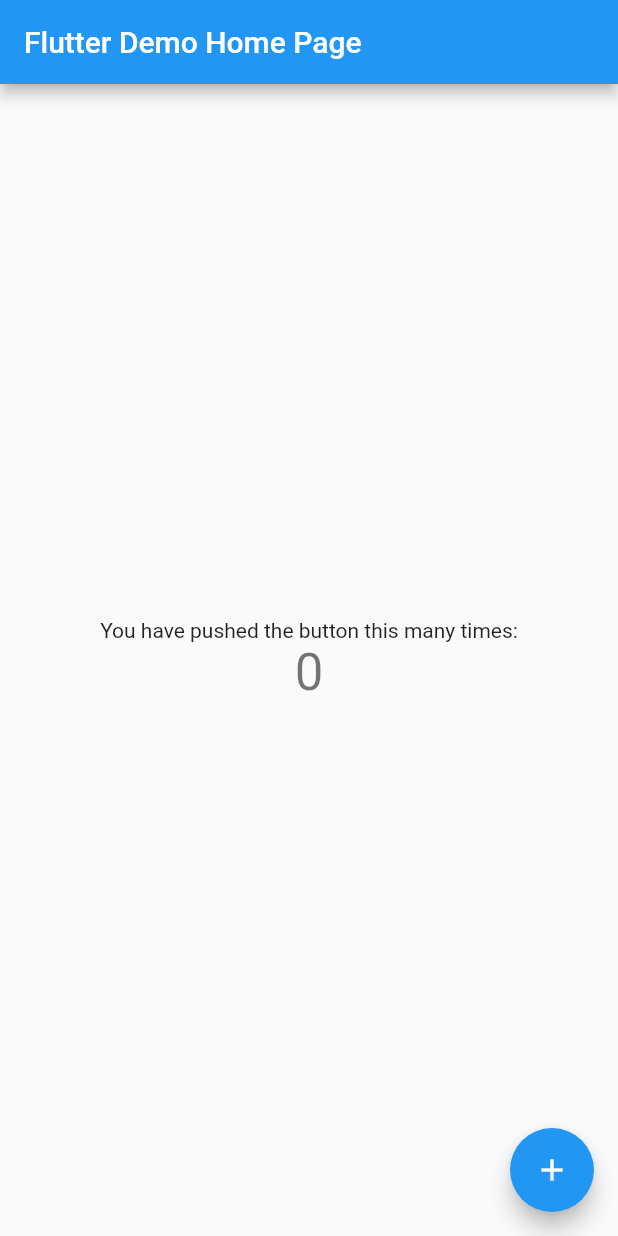
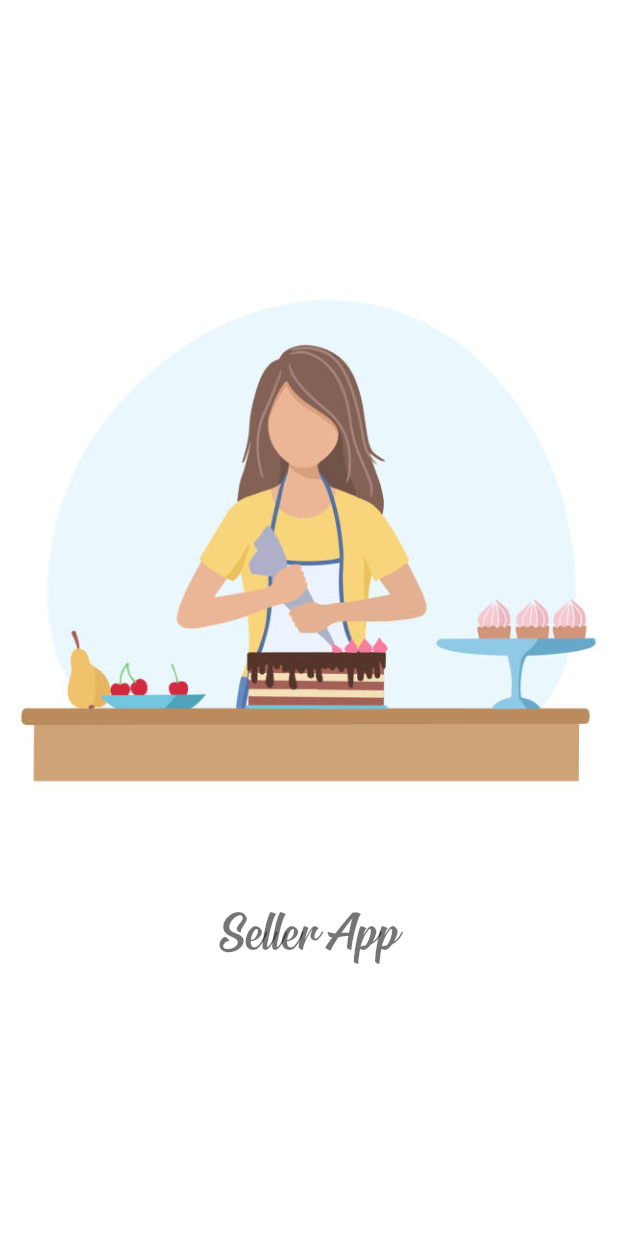
Before and after one commit to RazuPk/myfoodapp, a Flutter app: the screen it shows after launch, on a phone screen of 412 x 824 dp. Run offline on Flutter 3.47's test engine with Material 2 defaults, Android fonts, the phone set to English and light mode, and no system bars; our stand-ins replace geocoding, geolocator, image_picker.

```diff
--- a/lib/main.dart
+++ b/lib/main.dart
@@ -1,6 +1,9 @@
 import 'package:flutter/material.dart';
 
-void main() {
+import 'screens/splash_screen.dart';
+
+Future<void> main() async {
+  WidgetsFlutterBinding.ensureInitialized();
   runApp(const MyApp());
 }
 
@@ -11,105 +14,11 @@ class MyApp extends StatelessWidget {
   @override
   Widget build(BuildContext context) {
     return MaterialApp(
-      title: 'Flutter Demo',
+      title: 'Seller Apps',
       theme: ThemeData(
-        // This is the theme of your application.
-        //
-        // Try running your application with "flutter run". You'll see the
-        // application has a blue toolbar. Then, without quitting the app, try
-        // changing the primarySwatch below to Colors.green and then invoke
-        // "hot reload" (press "r" in the console where you ran "flutter run",
-        // or simply save your changes to "hot reload" in a Flutter IDE).
-        // Notice that the counter didn't reset back to zero; the application
-        // is not restarted.
         primarySwatch: Colors.blue,
       ),
-      home: const MyHomePage(title: 'Flutter Demo Home Page'),
+      home: const SplashScreen(),
     );
   }
 }
-
-class MyHomePage extends StatefulWidget {
-  const MyHomePage({super.key, required this.title});
-
-  // This widget is the home page of your application. It is stateful, meaning
-  // that it has a State object (defined below) that contains fields that affect
-  // how it looks.
-
-  // This class is the configuration for the state. It holds the values (in this
-  // case the title) provided by the parent (in this case the App widget) and
-  // used by the build method of the State. Fields in a Widget subclass are
-  // always marked "final".
-
-  final String title;
-
-  @override
-  State<MyHomePage> createState() => _MyHomePageState();
-}
-
-class _MyHomePageState extends State<MyHomePage> {
-  int _counter = 0;
-
-  void _incrementCounter() {
-    setState(() {
-      // This call to setState tells the Flutter framework that something has
-      // changed in this State, which causes it to rerun the build method below
-      // so that the display can reflect the updated values. If we changed
-      // _counter without calling setState(), then the build method would not be
-      // called again, and so nothing would appear to happen.
-      _counter++;
-    });
-  }
-
-  @override
-  Widget build(BuildContext context) {
-    // This method is rerun every time setState is called, for instance as done
-    // by the _incrementCounter method above.
-    //
-    // The Flutter framework has been optimized to make rerunning build methods
-    // fast, so that you can just rebuild anything that needs updating rather
-    // than having to individually change instances of widgets.
-    return Scaffold(
-      appBar: AppBar(
-        // Here we take the value from the MyHomePage object that was created by
-        // the App.build method, and use it to set our appbar title.
-        title: Text(widget.title),
-      ),
-      body: Center(
-        // Center is a layout widget. It takes a single child and positions it
-        // in the middle of the parent.
-        child: Column(
-          // Column is also a layout widget. It takes a list of children and
-          // arranges them vertically. By default, it sizes itself to fit its
-          // children horizontally, and tries to be as tall as its parent.
-          //
-          // Invoke "debug painting" (press "p" in the console, choose the
-          // "Toggle Debug Paint" action from the Flutter Inspector in Android
-          // Studio, or the "Toggle Debug Paint" command in Visual Studio Code)
-          // to see the wireframe for each widget.
-          //
-          // Column has various properties to control how it sizes itself and
-          // how it positions its children. Here we use mainAxisAlignment to
-          // center the children vertically; the main axis here is the vertical
-          // axis because Columns are vertical (the cross axis would be
-          // horizontal).
-          mainAxisAlignment: MainAxisAlignment.center,
-          children: <Widget>[
-            const Text(
-              'You have pushed the button this many times:',
-            ),
-            Text(
-              '$_counter',
-              style: Theme.of(context).textTheme.headlineMedium,
-            ),
-          ],
-        ),
-      ),
-      floatingActionButton: FloatingActionButton(
-        onPressed: _incrementCounter,
-        tooltip: 'Increment',
-        child: const Icon(Icons.add),
-      ), // This trailing comma makes auto-formatting nicer for build methods.
-    );
-  }
-}
--- /dev/null
+++ b/lib/screens/splash_screen.dart
@@ -0,0 +1,56 @@
+import 'dart:async';
+
+import 'package:flutter/material.dart';
+
+import 'authentication/auth_screen.dart';
+
+class SplashScreen extends StatefulWidget {
+  const SplashScreen({super.key});
+
+  @override
+  State<SplashScreen> createState() => _SplashScreenState();
+}
+
+class _SplashScreenState extends State<SplashScreen> {
+  startTimer(){
+    Timer(const Duration(seconds: 8), () async{
+      Navigator.push(context, MaterialPageRoute(builder: (c)=>const AuthScreen()));
+    });
+  }
+
+  @override
+  void initState() {
+    super.initState();
+    startTimer();
+  }
+  @override
+  Widget build(BuildContext context) {
+    return Material(
+      child: Container(
+        color: Colors.white,
+        child: Center(
+          child: Column(
+            mainAxisAlignment: MainAxisAlignment.center,
+            children: [
+              Padding(
+                padding: const EdgeInsets.all(10.0),
+                child: Image.asset('images/splash.jpg'),
+              ),
+              const SizedBox(height: 10,),
+              const Padding(
+                padding: EdgeInsets.all(18.0),
+                child: Text('Seller App',
+                textAlign: TextAlign.center,
+                style: TextStyle(
+                  color: Colors.black54,
+                  fontSize: 40,
+                  fontFamily: "Signatra",
+                ),),
+              )
+            ],
+          ),
+        ),
+      ),
+    );
+  }
+}
```
Also changed, not shown: lib/screens/authentication/auth_screen.dart (added, +80 -0 lines), lib/screens/authentication/login_screen.dart (added, +62 -0 lines), lib/screens/authentication/register_screen.dart (added, +165 -0 lines), lib/widgets/app_text_field_widget.dart (added, +46 -0 lines), pubspec.yaml (+18 -28 lines), assets/fonts/BebasNeue-Regular.ttf (added), assets/fonts/Lobster-Regular.ttf (added), assets/fonts/Signatra.ttf (added), assets/fonts/VarelaRound-Regular.ttf (added), images/delivered.jpg (added), images/packing.png (added), images/seller.png (added), images/splash.jpg (added), pubspec.lock, 5 other files.
